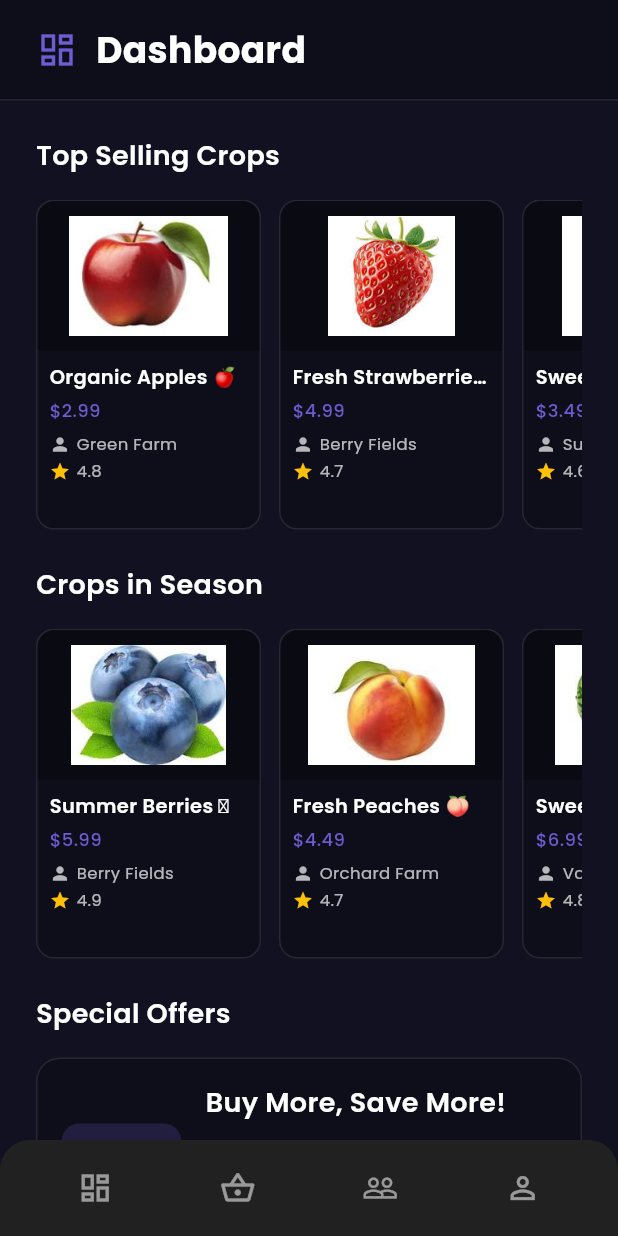
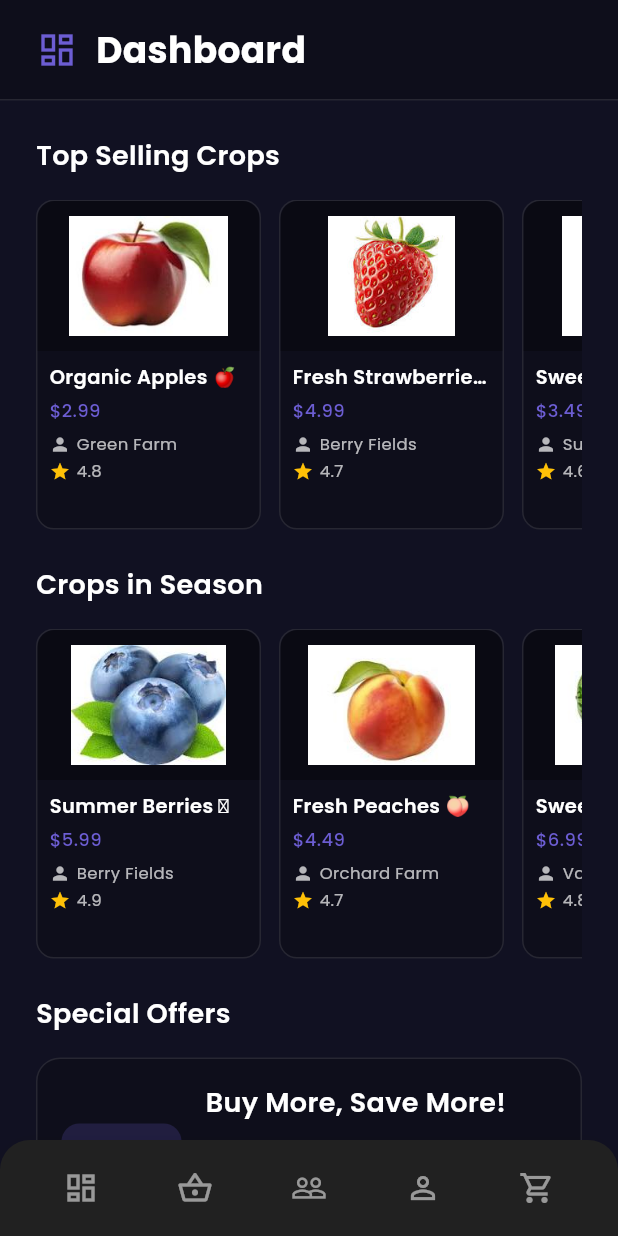
Before and after one commit to Im-bad-at-coding-bruhh/BlinkConnect-Agr, a Flutter app: the screen it shows after launch, after a tap on "Google", after a tap on the "dashboard" icon, on a phone screen of 412 x 824 dp. Run offline on Flutter 3.47's test engine with Material 3 defaults, Android fonts, the phone set to English and light mode, and no system bars; our stand-ins replace device_preview, font_awesome_flutter, google_fonts, image_picker, shared_preferences.

Commit message:
first commit

```diff
--- a/lib/Pages/buyer_dashboard.dart
+++ b/lib/Pages/buyer_dashboard.dart
@@ -7,6 +7,7 @@ import 'profile_screen.dart';
 import 'theme_provider.dart';
 import 'dart:async';
 import '/Services/cart_service.dart' as cart_service;
+import 'cart_screen.dart';
 
 class BuyerDashboardScreen extends StatefulWidget {
   final bool isFarmer;
@@ -84,6 +85,18 @@ class _BuyerDashboardScreenState extends State<BuyerDashboardScreen> {
               isFarmer: widget.isFarmer,
               isVerified: widget.isVerified,
               initialIndex: 3,
+            ),
+          ),
+        );
+        break;
+      case 4: // Cart
+        Navigator.pushReplacement(
+          context,
+          MaterialPageRoute(
+            builder: (context) => CartScreen(
+              isFarmer: widget.isFarmer,
+              isVerified: widget.isVerified,
+              initialIndex: 4,
             ),
           ),
         );
@@ -207,6 +220,7 @@ class _BuyerDashboardScreenState extends State<BuyerDashboardScreen> {
           _buildNavItem(1, Icons.shopping_basket_rounded, 'Marketplace'),
           _buildNavItem(2, Icons.people_rounded, 'Community'),
           _buildNavItem(3, Icons.person_rounded, 'Profile'),
+          _buildNavItem(4, Icons.shopping_cart_rounded, 'Cart'),
         ],
       ),
     );
@@ -306,6 +320,7 @@ class _BuyerDashboardScreenState extends State<BuyerDashboardScreen> {
                       builder: (context) => MarketplaceScreen(
                         isFarmer: widget.isFarmer,
                         isVerified: widget.isVerified,
+                        initialIndex: 1,
                       ),
                     ),
                   );
@@ -324,6 +339,7 @@ class _BuyerDashboardScreenState extends State<BuyerDashboardScreen> {
                       builder: (context) => CommunityScreen(
                         isFarmer: widget.isFarmer,
                         isVerified: widget.isVerified,
+                        initialIndex: 2,
                       ),
                     ),
                   );
@@ -342,6 +358,7 @@ class _BuyerDashboardScreenState extends State<BuyerDashboardScreen> {
                       builder: (context) => ProfileScreen(
                         isFarmer: widget.isFarmer,
                         isVerified: widget.isVerified,
+                        initialIndex: 3,
                       ),
                     ),
                   );
@@ -350,6 +367,54 @@ class _BuyerDashboardScreenState extends State<BuyerDashboardScreen> {
                   Icons.person_outline,
                   color: isDarkMode ? Colors.white54 : Colors.grey[400],
                   size: 24,
+                ),
+              ),
+              IconButton(
+                onPressed: () {
+                  Navigator.pushReplacement(
+                    context,
+                    MaterialPageRoute(
+                      builder: (context) => CartScreen(
+                        isFarmer: widget.isFarmer,
+                        isVerified: widget.isVerified,
+                        initialIndex: 4,
+                      ),
+                    ),
+                  );
+                },
+                icon: Stack(
+                  children: [
+                    Icon(
+                      Icons.shopping_cart_outlined,
+                      color: isDarkMode ? Colors.white54 : Colors.grey[400],
+                      size: 24,
+                    ),
+                    if (Provider.of<cart_service.CartService>(context).items.isNotEmpty)
+                      Positioned(
+                        right: 0,
+                        top: 0,
+                        child: Container(
+                          padding: const EdgeInsets.all(2),
+                          decoration: BoxDecoration(
+                            color: const Color(0xFF6C5DD3),
+                            borderRadius: BorderRadius.circular(10),
+                          ),
+                          constraints: const BoxConstraints(
+                            minWidth: 16,
+                            minHeight: 16,
+                          ),
+                          child: Text(
+                            '${Provider.of<cart_service.CartService>(context).items.length}',
+                            style: const TextStyle(
+                              color: Colors.white,
+                              fontSize: 10,
+                              fontWeight: FontWeight.bold,
+                            ),
+                            textAlign: TextAlign.center,
+                          ),
+                        ),
+                      ),
+                  ],
                 ),
               ),
             ],
```
Also changed, not shown: lib/Pages/cart_screen.dart (+4 -4 lines).
